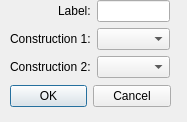
Qt form Dialogs/AddPointDialogs/addpointsecondintersect.ui (LFriday13/geometry-toolbox) before a commit.
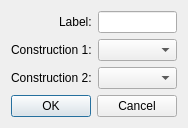
The same form after that commit.

```diff
--- a/Dialogs/AddPointDialogs/addpointsecondintersect.ui
+++ b/Dialogs/AddPointDialogs/addpointsecondintersect.ui
@@ -13,31 +13,8 @@
   <property name="windowTitle">
    <string>Dialog</string>
   </property>
-  <widget class="QDialogButtonBox" name="buttonBox">
-   <property name="geometry">
-    <rect>
-     <x>10</x>
-     <y>80</y>
-     <width>161</width>
-     <height>32</height>
-    </rect>
-   </property>
-   <property name="orientation">
-    <enum>Qt::Horizontal</enum>
-   </property>
-   <property name="standardButtons">
-    <set>QDialogButtonBox::Cancel|QDialogButtonBox::Ok</set>
-   </property>
-  </widget>
-  <widget class="QWidget" name="formLayoutWidget">
-   <property name="geometry">
-    <rect>
-     <x>10</x>
-     <y>0</y>
-     <width>160</width>
-     <height>80</height>
-    </rect>
-   </property>
+  <layout class="QVBoxLayout" name="verticalLayout">
+   <item>
    <layout class="QFormLayout" name="formLayout">
     <property name="labelAlignment">
      <set>Qt::AlignRight|Qt::AlignTrailing|Qt::AlignVCenter</set>
@@ -73,7 +50,18 @@
      <widget class="QComboBox" name="construction2ComboBox"/>
     </item>
    </layout>
-  </widget>
+   </item>
+   <item>
+    <widget class="QDialogButtonBox" name="buttonBox">
+     <property name="orientation">
+      <enum>Qt::Horizontal</enum>
+     </property>
+     <property name="standardButtons">
+      <set>QDialogButtonBox::Cancel|QDialogButtonBox::Ok</set>
+     </property>
+    </widget>
+   </item>
+  </layout>
  </widget>
  <resources/>
  <connections>
```
Lines whose indentation alone changed are shown as unchanged.
